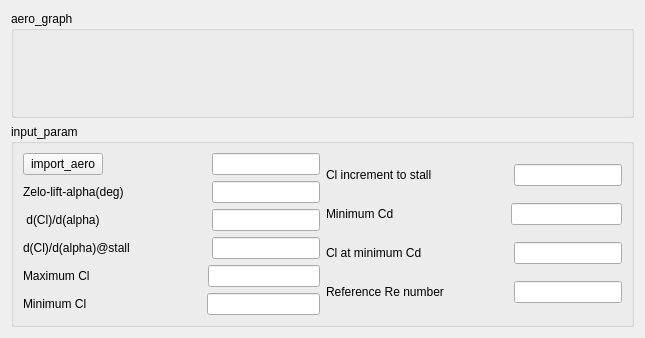
This is UI_ui/aero_section_tab.ui in melonTai/xflr5_to_xrotor as Qt 5 draws it before an edit. The edited form follows.
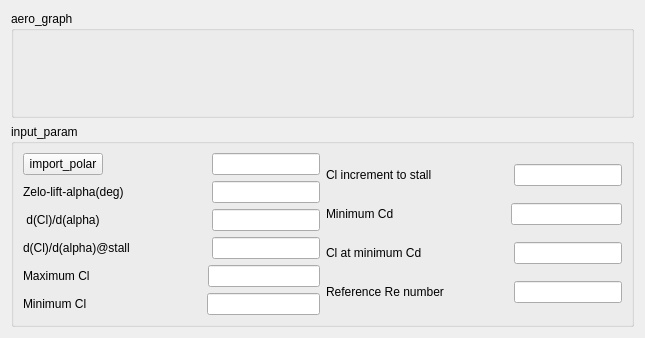
This is the edited form.

```diff
--- a/UI_ui/aero_section_tab.ui
+++ b/UI_ui/aero_section_tab.ui
@@ -41,7 +41,7 @@
             <item>
              <widget class="QPushButton" name="import_aero_buttom_2">
               <property name="text">
-               <string>import_aero</string>
+               <string>import_polar</string>
               </property>
              </widget>
             </item>
```
